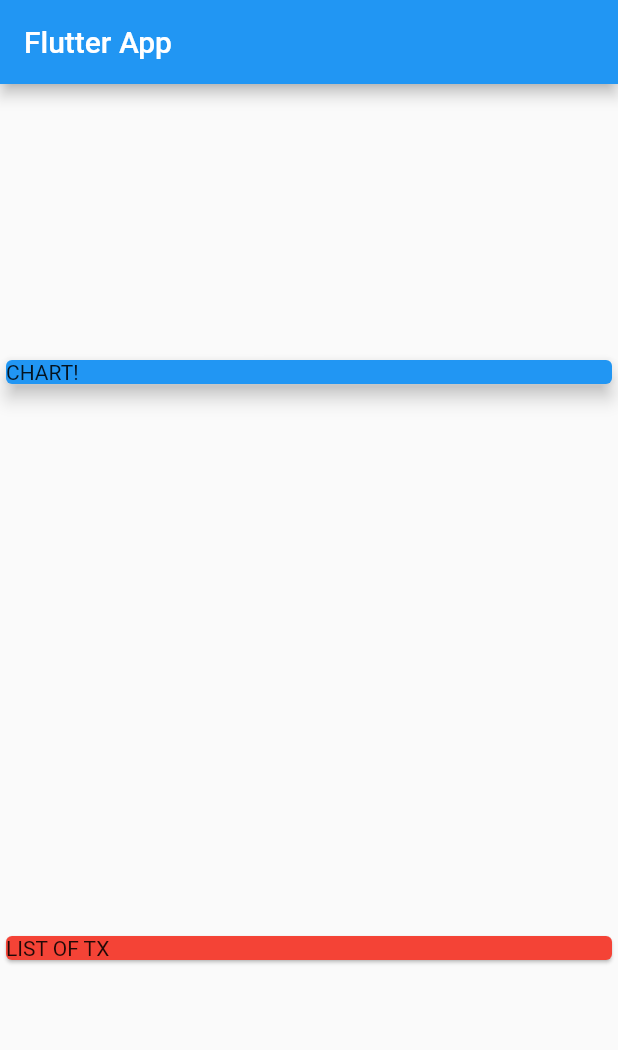
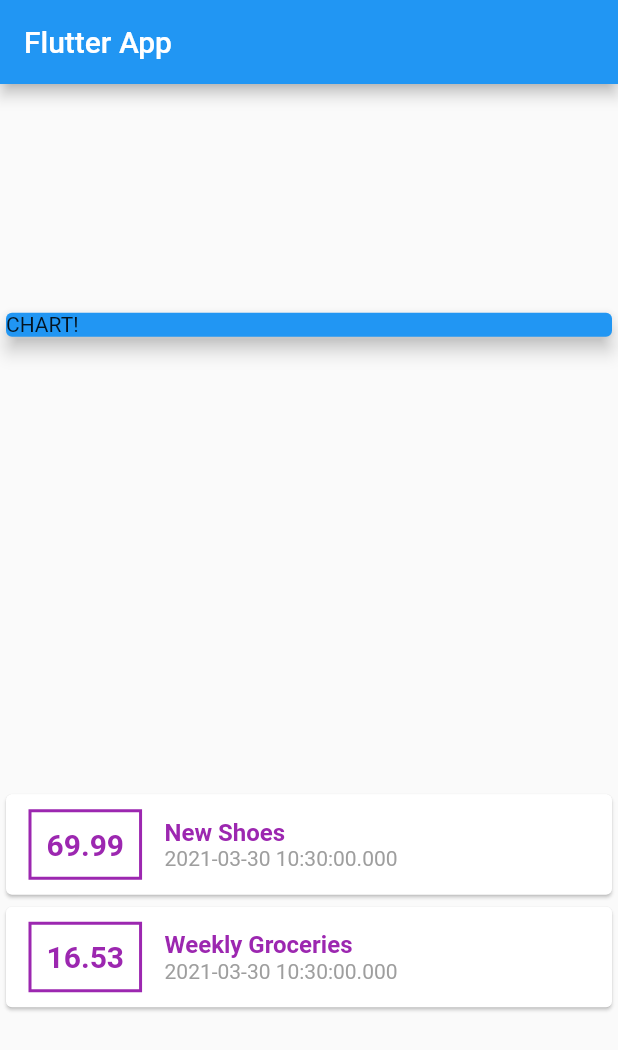
Before and after one commit to TheophilusOjukwuII/Personal_Expense_Application, a Flutter app: the screen it shows after launch, on a phone screen of 412 x 824 dp. Shown: the top 1050 px of the screen. Run offline on Flutter 3.47's test engine with Material 2 defaults, Android fonts, the phone set to English and light mode, and no system bars.

Commit message:
created cards for each transaction

```diff
--- a/lib/main.dart
+++ b/lib/main.dart
@@ -1,3 +1,4 @@
+import 'package:flutter/cupertino.dart';
 import 'package:flutter/material.dart';
 import 'package:personal_expense_flutter_app/transaction.dart';
 
@@ -42,10 +43,46 @@ class MyHomePage extends StatelessWidget{
               elevation: 5,
             ),
           ),
-          Card(
-            child: Text('LIST OF TX'),
-            color: Colors.red,
-          ),
+          Column(
+            children: transactions.map((tx) {
+              return Card(
+                child: Row(
+                  children: <Widget>[
+                    Container(
+                      margin: EdgeInsets.symmetric(vertical: 10, horizontal: 15,),
+                      decoration: BoxDecoration(border: Border.all(
+                        color: Colors.purple,
+                        width: 2
+                      )),
+                      padding: EdgeInsets.all(10),
+                      child: Text(tx.amount.toString(),
+                        style: TextStyle(
+                          fontWeight: FontWeight.bold,
+                          fontSize: 20,
+                          color: Colors.purple,
+                        ),
+                      ),
+                    ),
+                    Column(
+                      crossAxisAlignment: CrossAxisAlignment.start,
+                      children: <Widget>[
+                      Text(tx.title,
+                        style: TextStyle(
+                          fontWeight: FontWeight.bold,
+                          fontSize: 16,
+                          color: Colors.purple
+                        )
+                      ),
+                      Text(tx.date.toString(),
+                        style: TextStyle(
+                            color: Colors.grey
+                        ),
+                      ),
+                    ],),
+                ],)
+              );
+            }).toList(),
+          )
         ],
       ),
     );
```
